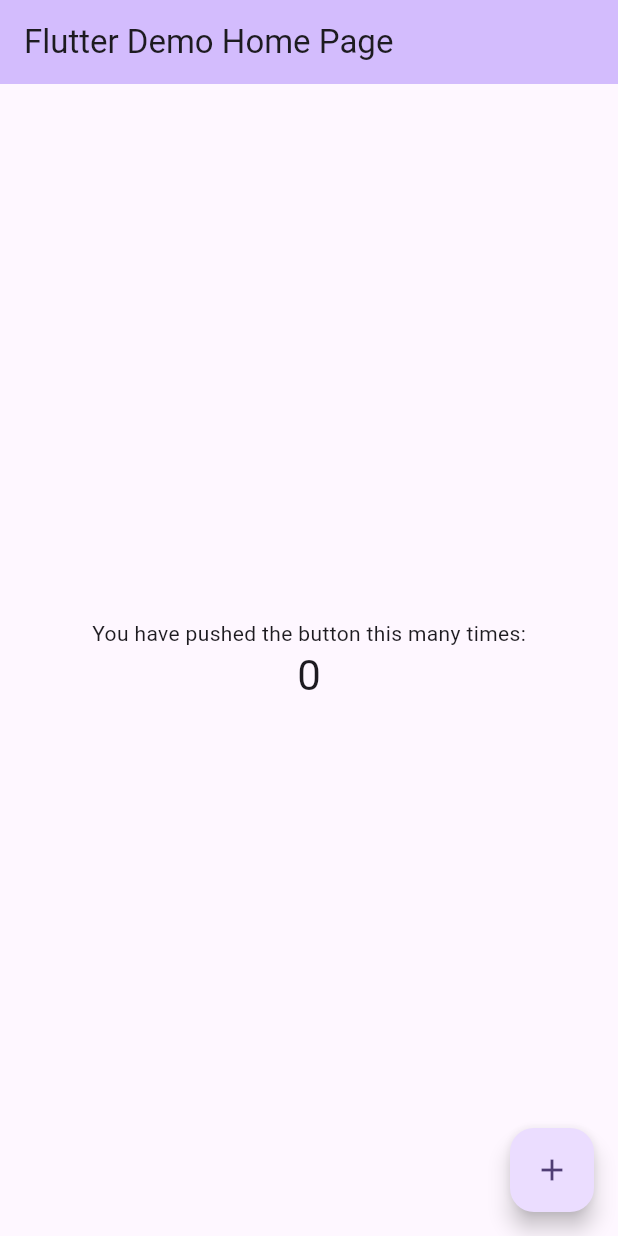
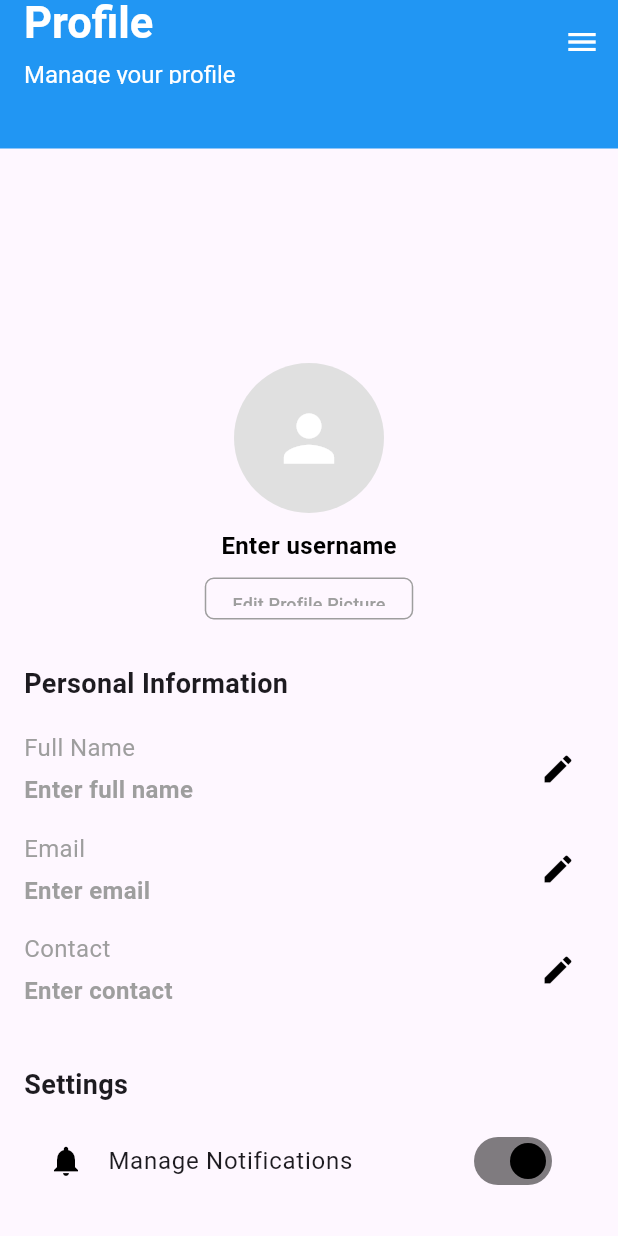
Before and after one commit to M-Pascal/BussPass_MobileApp_PLD_16, a Flutter app: the screen it shows after launch, on a phone screen of 412 x 824 dp. Run offline on Flutter 3.47's test engine with Material 3 defaults, Android fonts, the phone set to English and light mode, and no system bars.

Commit message:
Profile_section

```diff
--- a/busspass_app/lib/main.dart
+++ b/busspass_app/lib/main.dart
@@ -1,125 +1,308 @@
 import 'package:flutter/material.dart';
 
-void main() {
-  runApp(const MyApp());
-}
+void main() => runApp(ProfileApp());
 
-class MyApp extends StatelessWidget {
-  const MyApp({super.key});
-
-  // This widget is the root of your application.
+class ProfileApp extends StatelessWidget {
   @override
   Widget build(BuildContext context) {
     return MaterialApp(
-      title: 'Flutter Demo',
+      title: 'Profile Page',
       theme: ThemeData(
-        // This is the theme of your application.
-        //
-        // TRY THIS: Try running your application with "flutter run". You'll see
-        // the application has a purple toolbar. Then, without quitting the app,
-        // try changing the seedColor in the colorScheme below to Colors.green
-        // and then invoke "hot reload" (save your changes or press the "hot
-        // reload" button in a Flutter-supported IDE, or press "r" if you used
-        // the command line to start the app).
-        //
-        // Notice that the counter didn't reset back to zero; the application
-        // state is not lost during the reload. To reset the state, use hot
-        // restart instead.
-        //
-        // This works for code too, not just values: Most code changes can be
-        // tested with just a hot reload.
-        colorScheme: ColorScheme.fromSeed(seedColor: Colors.deepPurple),
-        useMaterial3: true,
+        primarySwatch: Colors.blue,
       ),
-      home: const MyHomePage(title: 'Flutter Demo Home Page'),
+      home: ProfilePage(),
     );
   }
 }
 
-class MyHomePage extends StatefulWidget {
-  const MyHomePage({super.key, required this.title});
-
-  // This widget is the home page of your application. It is stateful, meaning
-  // that it has a State object (defined below) that contains fields that affect
-  // how it looks.
-
-  // This class is the configuration for the state. It holds the values (in this
-  // case the title) provided by the parent (in this case the App widget) and
-  // used by the build method of the State. Fields in a Widget subclass are
-  // always marked "final".
-
-  final String title;
-
+class ProfilePage extends StatefulWidget {
   @override
-  State<MyHomePage> createState() => _MyHomePageState();
+  _ProfilePageState createState() => _ProfilePageState();
 }
 
-class _MyHomePageState extends State<MyHomePage> {
-  int _counter = 0;
-
-  void _incrementCounter() {
-    setState(() {
-      // This call to setState tells the Flutter framework that something has
-      // changed in this State, which causes it to rerun the build method below
-      // so that the display can reflect the updated values. If we changed
-      // _counter without calling setState(), then the build method would not be
-      // called again, and so nothing would appear to happen.
-      _counter++;
-    });
-  }
+class _ProfilePageState extends State<ProfilePage> {
+  String fullName = "";
+  String username = "Enter username";
+  String email = "";
+  String contact = "";
+  bool notificationsEnabled = true;
 
   @override
   Widget build(BuildContext context) {
-    // This method is rerun every time setState is called, for instance as done
-    // by the _incrementCounter method above.
-    //
-    // The Flutter framework has been optimized to make rerunning build methods
-    // fast, so that you can just rebuild anything that needs updating rather
-    // than having to individually change instances of widgets.
     return Scaffold(
-      appBar: AppBar(
-        // TRY THIS: Try changing the color here to a specific color (to
-        // Colors.amber, perhaps?) and trigger a hot reload to see the AppBar
-        // change color while the other colors stay the same.
-        backgroundColor: Theme.of(context).colorScheme.inversePrimary,
-        // Here we take the value from the MyHomePage object that was created by
-        // the App.build method, and use it to set our appbar title.
-        title: Text(widget.title),
-      ),
-      body: Center(
-        // Center is a layout widget. It takes a single child and positions it
-        // in the middle of the parent.
-        child: Column(
-          // Column is also a layout widget. It takes a list of children and
-          // arranges them vertically. By default, it sizes itself to fit its
-          // children horizontally, and tries to be as tall as its parent.
-          //
-          // Column has various properties to control how it sizes itself and
-          // how it positions its children. Here we use mainAxisAlignment to
-          // center the children vertically; the main axis here is the vertical
-          // axis because Columns are vertical (the cross axis would be
-          // horizontal).
-          //
-          // TRY THIS: Invoke "debug painting" (choose the "Toggle Debug Paint"
-          // action in the IDE, or press "p" in the console), to see the
-          // wireframe for each widget.
-          mainAxisAlignment: MainAxisAlignment.center,
-          children: <Widget>[
-            const Text(
-              'You have pushed the button this many times:',
-            ),
-            Text(
-              '$_counter',
-              style: Theme.of(context).textTheme.headlineMedium,
+      appBar: PreferredSize(
+        preferredSize: Size(390, 99),
+        child: AppBar(
+          backgroundColor: Colors.blue,
+          title: Column(
+            crossAxisAlignment: CrossAxisAlignment.start,
+            children: [
+              Text(
+                'Profile',
+                style: TextStyle(
+                  color: Colors.white,
+                  fontWeight: FontWeight.bold,
+                  fontSize: 29, // Font size set to 29px
+                ),
+              ),
+              SizedBox(height: 5),
+              Text(
+                'Manage your profile',
+                style: TextStyle(
+                  color: Colors.white,
+                  fontSize: 16,
+                ),
+              ),
+            ],
+          ),
+          centerTitle: false,
+          actions: [
+            IconButton(
+              icon: Icon(Icons.menu, color: Colors.white),
+              onPressed: () {
+                // Open a menu or handle other functionality
+              },
             ),
           ],
         ),
       ),
-      floatingActionButton: FloatingActionButton(
-        onPressed: _incrementCounter,
-        tooltip: 'Increment',
-        child: const Icon(Icons.add),
-      ), // This trailing comma makes auto-formatting nicer for build methods.
+      body: SingleChildScrollView(
+        child: Padding(
+          padding: const EdgeInsets.all(16.0),
+          child: Column(
+            crossAxisAlignment: CrossAxisAlignment.start,
+            children: [
+              SizedBox(height: 127),
+
+              // Profile Picture Section
+              Center(
+                child: Column(
+                  children: [
+                    CircleAvatar(
+                      radius: 50,
+                      backgroundColor: Colors.grey[300],
+                      child: Icon(
+                        Icons.person,
+                        size: 50,
+                        color: Colors.white,
+                      ),
+                    ),
+                    SizedBox(height: 10),
+
+                    // Username Displayed Dynamically
+                    GestureDetector(
+                      onTap: () {
+                        _editDialog(
+                            context, 'Username', username, 'Enter username',
+                            (newValue) {
+                          setState(() {
+                            username = newValue;
+                          });
+                        });
+                      },
+                      child: Text(
+                        username,
+                        style: TextStyle(
+                          fontSize: 16,
+                          fontWeight: FontWeight.bold,
+                          color: username.isEmpty ? Colors.grey : Colors.black,
+                        ),
+                      ),
+                    ),
+                    SizedBox(height: 10),
+
+                    // Edit Profile Picture Section
+                    Container(
+                      width: 139,
+                      height: 28,
+                      decoration: BoxDecoration(
+                        borderRadius: BorderRadius.circular(6),
+                        border: Border.all(color: Colors.grey),
+                      ),
+                      child: TextButton(
+                        onPressed: () {
+                          // Handle profile picture edit
+                        },
+                        child: Text(
+                          'Edit Profile Picture',
+                          style: TextStyle(
+                            color: Colors.grey,
+                            fontSize: 12,
+                          ),
+                        ),
+                      ),
+                    ),
+                  ],
+                ),
+              ),
+              SizedBox(height: 30),
+
+              // Personal Information Section
+              Text(
+                'Personal Information',
+                style: TextStyle(fontSize: 18, fontWeight: FontWeight.bold),
+              ),
+              SizedBox(height: 10),
+              _buildEditableInfoRow('Full Name', fullName, 'Enter full name',
+                  (newValue) {
+                setState(() {
+                  fullName = newValue;
+                });
+              }),
+              _buildEditableInfoRow('Email', email, 'Enter email', (newValue) {
+                setState(() {
+                  email = newValue;
+                });
+              }),
+              _buildEditableInfoRow('Contact', contact, 'Enter contact',
+                  (newValue) {
+                setState(() {
+                  contact = newValue;
+                });
+              }),
+              SizedBox(height: 30),
+
+              // Settings Section
+              Text(
+                'Settings',
+                style: TextStyle(fontSize: 18, fontWeight: FontWeight.bold),
+              ),
+              SizedBox(height: 10),
+
+              // Manage Notifications Toggle
+              _buildSettingsRow(
+                'Manage Notifications',
+                Icons.notifications,
+                Switch(
+                  value: notificationsEnabled,
+                  onChanged: (value) {
+                    setState(() {
+                      notificationsEnabled = value;
+                    });
+                  },
+                  activeColor: Colors.black,
+                ),
+              ),
+              SizedBox(height: 10),
+
+              // Give Feedback
+              _buildSettingsRow(
+                'Give us feedback',
+                Icons.edit,
+                null,
+              ),
+              SizedBox(height: 10),
+
+              // Invite People
+              _buildSettingsRow(
+                'Invite People',
+                Icons.people,
+                null,
+              ),
+              SizedBox(height: 10),
+
+              // Rate Us
+              _buildSettingsRow(
+                'Rate us',
+                Icons.star,
+                null,
+              ),
+            ],
+          ),
+        ),
+      ),
+    );
+  }
+
+  // Widget to build editable info row with text fields and placeholder
+  Widget _buildEditableInfoRow(String label, String value, String placeholder,
+      Function(String) onChanged) {
+    return Padding(
+      padding: const EdgeInsets.symmetric(vertical: 8.0),
+      child: Row(
+        mainAxisAlignment: MainAxisAlignment.spaceBetween,
+        children: [
+          Expanded(
+            child: Column(
+              crossAxisAlignment: CrossAxisAlignment.start,
+              children: [
+                Text(
+                  label,
+                  style: TextStyle(
+                    fontSize: 16,
+                    color: Colors.grey,
+                  ),
+                ),
+                SizedBox(height: 5),
+                GestureDetector(
+                  onTap: () {
+                    _editDialog(context, label, value, placeholder, onChanged);
+                  },
+                  child: Text(
+                    value.isEmpty ? placeholder : value,
+                    style: TextStyle(
+                      fontSize: 16,
+                      fontWeight: FontWeight.bold,
+                      color: value.isEmpty ? Colors.grey : Colors.black,
+                    ),
+                  ),
+                ),
+              ],
+            ),
+          ),
+          IconButton(
+            icon: Icon(Icons.edit, color: Colors.black), // Black pencil icon
+            onPressed: () {
+              _editDialog(context, label, value, placeholder, onChanged);
+            },
+          ),
+        ],
+      ),
+    );
+  }
+
+  // Function to show dialog and edit the text value
+  void _editDialog(BuildContext context, String label, String value,
+      String placeholder, Function(String) onChanged) {
+    TextEditingController controller = TextEditingController(text: value);
+    showDialog(
+      context: context,
+      builder: (BuildContext context) {
+        return AlertDialog(
+          title: Text('Edit $label'),
+          content: TextField(
+            controller: controller,
+            decoration: InputDecoration(hintText: placeholder),
+          ),
+          actions: [
+            TextButton(
+              child: Text('Cancel'),
+              onPressed: () {
+                Navigator.of(context).pop();
+              },
+            ),
+            TextButton(
+              child: Text('Save'),
+              onPressed: () {
+                onChanged(controller.text);
+                Navigator.of(context).pop();
+              },
+            ),
+          ],
+        );
+      },
+    );
+  }
+
+  // Widget to build settings row with icons and optional trailing widget
+  Widget _buildSettingsRow(String label, IconData icon, Widget? trailing) {
+    return ListTile(
+      leading: Icon(icon, color: Colors.black),
+      title: Text(label),
+      trailing: trailing,
+      onTap: () {
+        // Handle setting action
+      },
     );
   }
 }
```
Also changed, not shown: busspass_app/pubspec.lock.
